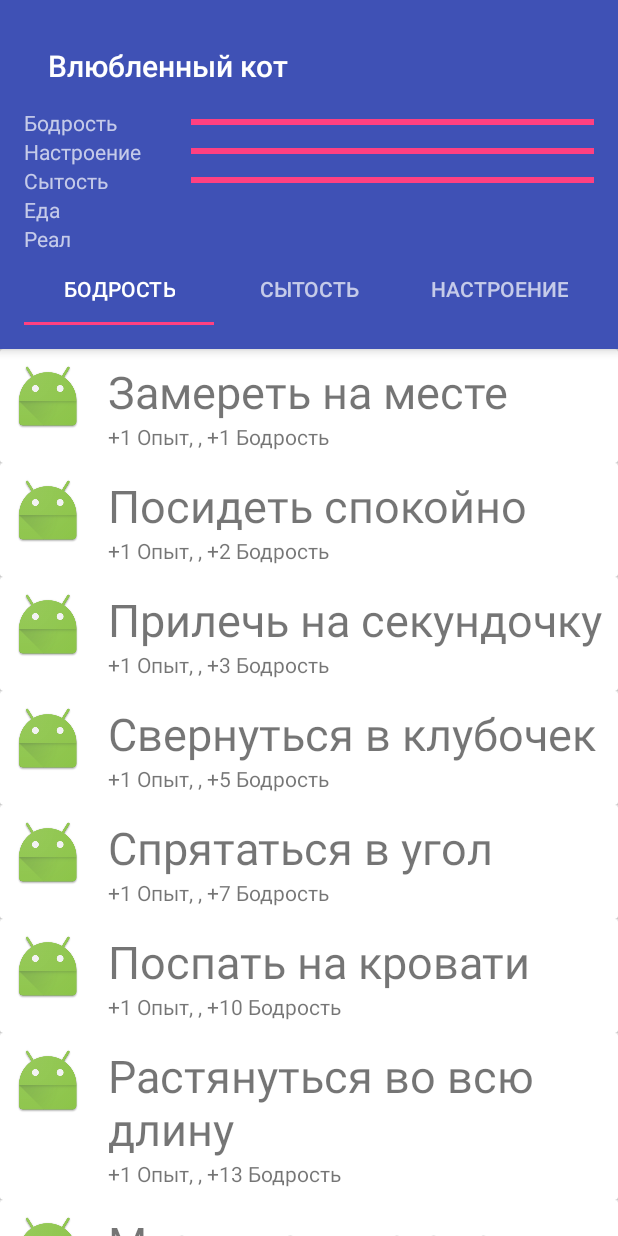
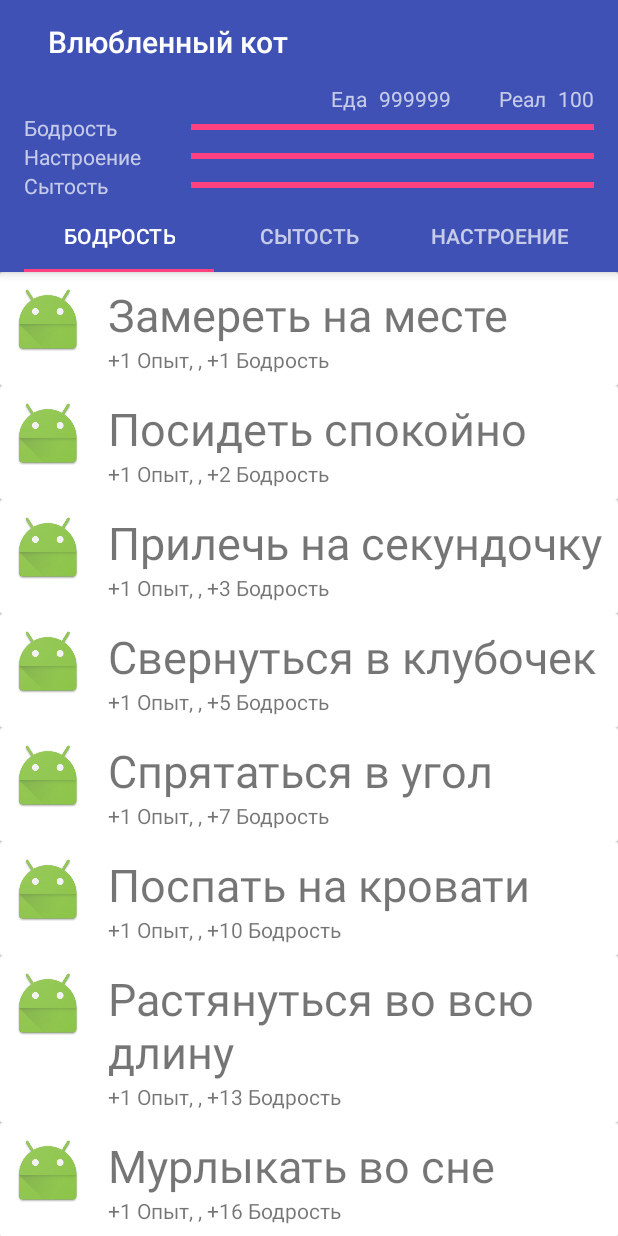
Before and after one commit to frommiass/CatInLove, an Android app: the screen it shows after launch (MainActivity), on a phone screen of 412 x 824 dp. Run offline under Robolectric (Android 15) with nearby library versions, the phone set to English and light mode, and no system bars; our stand-ins replace ButterKnife.

Commit message:
fix food and real in activity_main

```diff
--- a/app/src/main/res/layout/activity_main.xml
+++ b/app/src/main/res/layout/activity_main.xml
@@ -18,7 +18,8 @@
             android:layout_width="match_parent"
             android:layout_height="wrap_content"
             android:orientation="vertical"
-            android:layout_margin="16dp">
+            android:layout_marginLeft="16dp"
+            android:layout_marginRight="16dp">
 
             <android.support.v7.widget.Toolbar
                 android:id="@+id/toolbar"
@@ -26,6 +27,42 @@
                 android:layout_height="?attr/actionBarSize"
                 app:layout_collapseMode="pin"
                 app:popupTheme="@style/AppTheme.PopupOverlay" />
+
+            <LinearLayout
+                android:layout_width="match_parent"
+                android:layout_height="wrap_content"
+                android:orientation="horizontal"
+                android:gravity="right">
+                <TextView
+                    android:layout_width="wrap_content"
+                    android:layout_height="wrap_content"
+                    android:text="@string/resource_food"
+                    android:textSize="14dp"
+                    app:layout_scrollFlags="scroll|enterAlways"/>
+                <TextView
+                    android:id="@+id/food"
+                    android:layout_width="wrap_content"
+                    android:layout_height="wrap_content"
+                    android:text="999999"
+                    android:textSize="14dp"
+                    android:paddingLeft="8dp"
+                    app:layout_scrollFlags="scroll|enterAlways"/>
+                <TextView
+                    android:layout_width="wrap_content"
+                    android:layout_height="wrap_content"
+                    android:text="@string/resource_real"
+                    android:textSize="14dp"
+                    android:paddingLeft="32dp"
+                    app:layout_scrollFlags="scroll|enterAlways"/>
+                <TextView
+                    android:id="@+id/real"
+                    android:layout_width="wrap_content"
+                    android:layout_height="wrap_content"
+                    android:text="100"
+                    android:textSize="14dp"
+                    android:paddingLeft="8dp"
+                    app:layout_scrollFlags="scroll|enterAlways"/>
+            </LinearLayout>
 
             <LinearLayout
                 android:layout_width="match_parent"
@@ -99,20 +136,6 @@
 
             </LinearLayout>
 
-            <TextView
-                android:layout_width="match_parent"
-                android:layout_height="wrap_content"
-                android:text="@string/resource_food"
-                android:textSize="14dp"
-                app:layout_scrollFlags="scroll|enterAlways"/>
-
-            <TextView
-                android:layout_width="match_parent"
-                android:layout_height="wrap_content"
-                android:text="@string/resource_real"
-                android:textSize="14dp"
-                app:layout_scrollFlags="scroll|enterAlways"/>
-
             <android.support.design.widget.TabLayout
                 android:id="@+id/tab_layout"
                 android:layout_width="match_parent"
```
